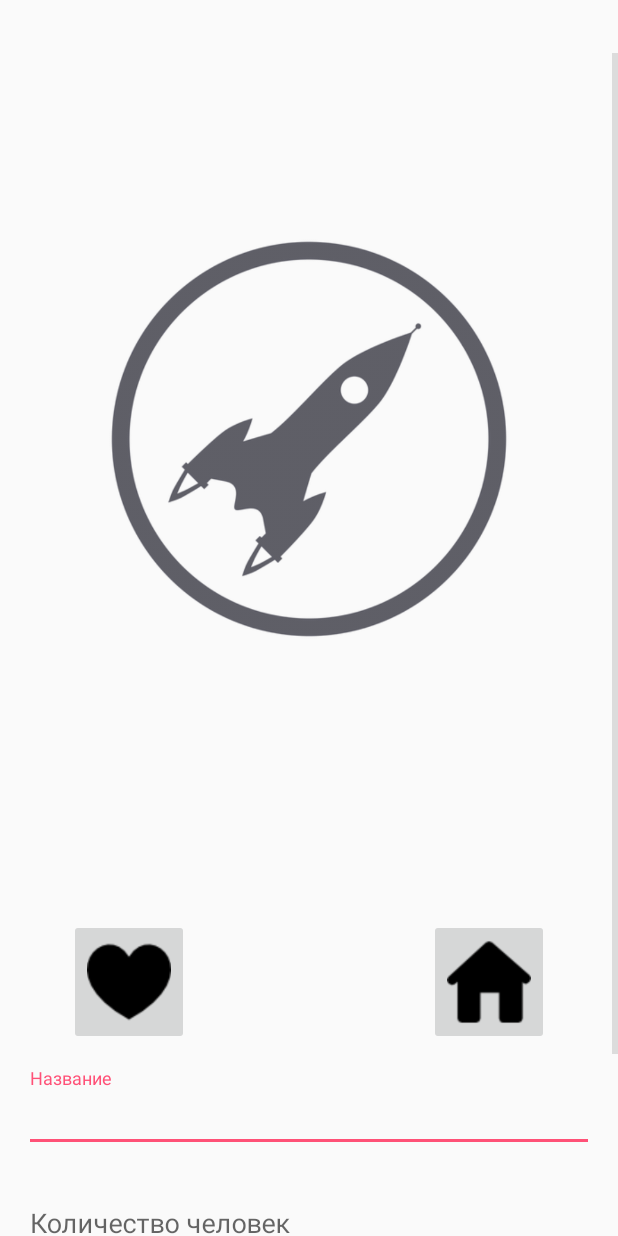
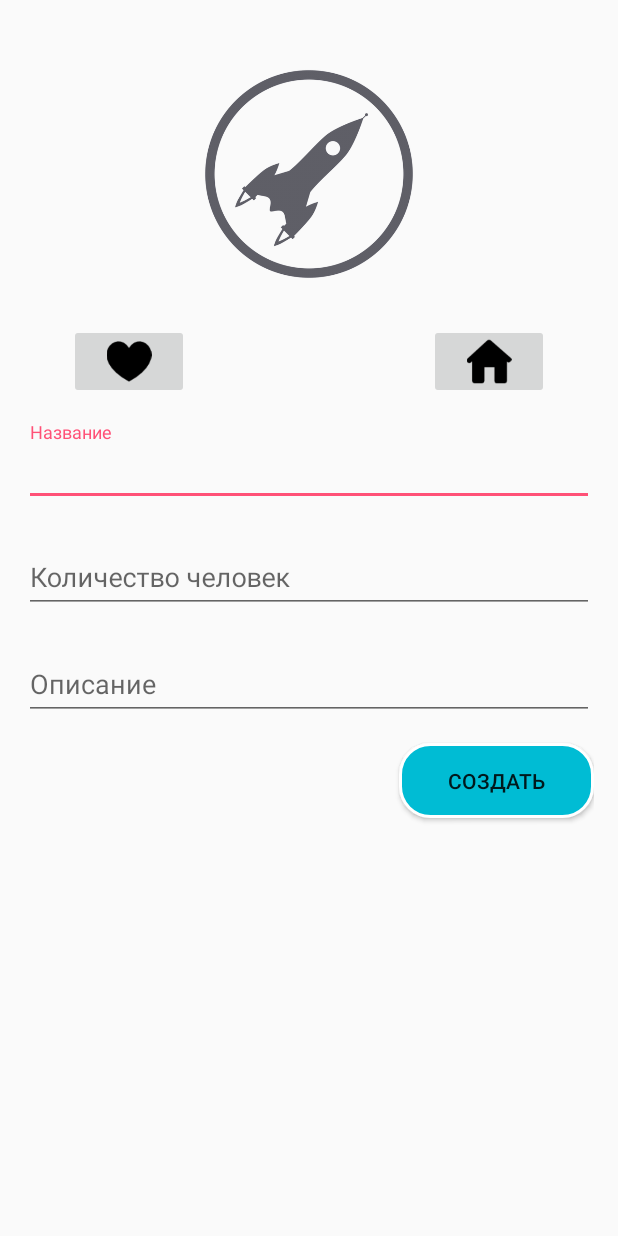
Before and after one commit to MrGreen73/Eventer, an Android app: the layout fragment_create.xml on its own in the app's theme, with its tools: preview values and no code run, on a phone screen of 412 x 824 dp. Run offline under Robolectric (Android 15) with nearby library versions, the phone set to English and light mode, and no system bars.

Commit message:
Некоторые изменения

```diff
--- a/android_app/app/src/main/java/com/ivan/eventer/controller/StartActivity.java
+++ b/android_app/app/src/main/java/com/ivan/eventer/controller/StartActivity.java
@@ -17,7 +17,7 @@ public class StartActivity extends AppCompatActivity {
 
 
         // Необходима проверка: авторизован ли пользователь
-        if (true) {
+        if (false) {
 
             sentToStart();//Если не авторизован
 
--- a/android_app/app/src/main/java/com/ivan/eventer/view/LoginFragment.java
+++ b/android_app/app/src/main/java/com/ivan/eventer/view/LoginFragment.java
@@ -67,6 +67,7 @@ public class LoginFragment extends Fragment {
 
         //TODO: выполнить проверку наличия пользователя в базе данных
 
+        mProgressDialog.dismiss();
         sentToMain();
 
 
--- a/android_app/app/src/main/java/com/ivan/eventer/view/RegisterFragment.java
+++ b/android_app/app/src/main/java/com/ivan/eventer/view/RegisterFragment.java
@@ -76,6 +76,7 @@ public class RegisterFragment extends Fragment {
 
         //TODO: добавить регистрацию пользователя
 
+        mProgressDialog.dismiss();
         sentToMain();
 
     }
--- a/android_app/app/src/main/res/layout/fragment_create.xml
+++ b/android_app/app/src/main/res/layout/fragment_create.xml
@@ -6,28 +6,26 @@
 
     <ScrollView
         android:layout_width="match_parent"
-        android:layout_height="match_parent">
+        android:layout_height="match_parent"
+        android:layout_marginBottom="@dimen/margin_for_menu">
 
 
         <LinearLayout
             android:layout_width="match_parent"
             android:layout_height="wrap_content"
             android:orientation="vertical"
-            android:layout_margin="@dimen/activity_vertical_margin"
-            android:weightSum="100">
-
+            android:layout_margin="@dimen/activity_vertical_margin">
 
             <ImageView
                 android:id="@+id/createImageEvent"
                 android:layout_width="match_parent"
-                android:layout_height="0dp"
-                android:layout_weight="30"
+                android:layout_height="200dp"
+                android:layout_gravity="center"
                 android:src="@drawable/rocket"/>
 
             <LinearLayout
                 android:layout_width="match_parent"
-                android:layout_height="0dp"
-                android:layout_weight="8"
+                android:layout_height="50dp"
                 android:orientation="horizontal"
                 android:gravity="center">
 
@@ -50,7 +48,6 @@
             <android.support.design.widget.TextInputLayout
                 android:layout_width="match_parent"
                 android:layout_height="wrap_content"
-                android:layout_weight="1"
                 android:layout_marginTop="15dp">
 
                 <android.support.design.widget.TextInputEditText
@@ -65,7 +62,6 @@
             <android.support.design.widget.TextInputLayout
                 android:layout_width="match_parent"
                 android:layout_height="wrap_content"
-                android:layout_weight="1"
                 android:layout_marginTop="15dp">
 
                 <android.support.design.widget.TextInputEditText
@@ -80,7 +76,6 @@
             <android.support.design.widget.TextInputLayout
                 android:layout_width="match_parent"
                 android:layout_height="wrap_content"
-                android:layout_weight="1"
                 android:layout_marginTop="15dp">
 
                 <android.support.design.widget.TextInputEditText
@@ -94,11 +89,12 @@
 
 
             <Button
+                android:id="@+id/createBtn"
                 android:layout_width="130dp"
-                android:layout_height="0dp"
-                android:layout_weight="8"
+                android:layout_height="50dp"
                 android:layout_gravity="end"
                 android:layout_marginTop="15dp"
+                android:layout_marginBottom="5dp"
                 android:text="Создать"
                 android:background="@drawable/back_for_btn_login"/>
         </LinearLayout>
```
Also changed, not shown: android_app/app/src/main/java/com/ivan/eventer/view/CreateFragment.java (+44 -3 lines).
